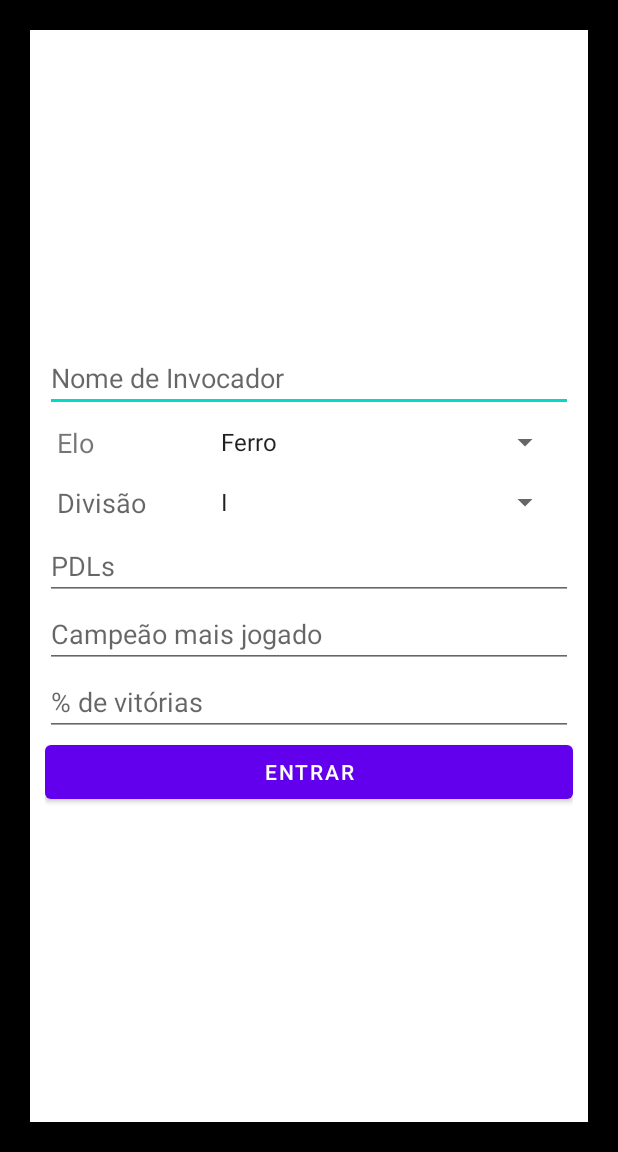
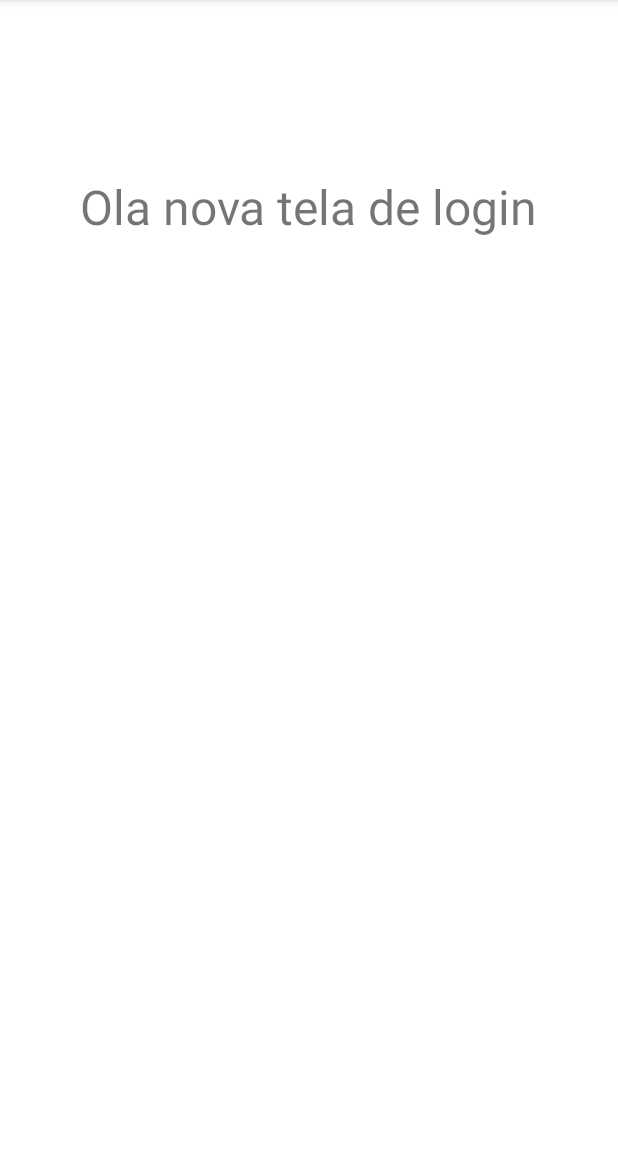
Before and after one commit to macedoraf/estudos-meu-elo, an Android app: the screen it shows after launch (MainActivity before the commit, LoginActivity after it), on a phone screen of 412 x 824 dp, the part 84-1236 px from its top. Run offline under Robolectric (Android 15) with nearby library versions, the phone set to English and light mode, and no system bars.

Commit message:
Reconstruindo o app todo

```diff
--- a/app/build.gradle
+++ b/app/build.gradle
@@ -37,6 +37,10 @@ dependencies {
     implementation 'androidx.appcompat:appcompat:1.4.1'
     implementation 'com.google.android.material:material:1.5.0'
     implementation 'androidx.constraintlayout:constraintlayout:2.1.3'
+    implementation(platform("com.squareup.okhttp3:okhttp-bom:4.9.3"))
+    // define any required OkHttp artifacts without version
+    implementation("com.squareup.okhttp3:okhttp")
+    implementation("com.squareup.okhttp3:logging-interceptor")
     testImplementation 'junit:junit:4.13.2'
     androidTestImplementation 'androidx.test.ext:junit:1.1.3'
     androidTestImplementation 'androidx.test.espresso:espresso-core:3.4.0'
--- /dev/null
+++ b/app/src/main/java/br/com/estudos/lolzinho/model/data/RequestModel.kt
@@ -0,0 +1,4 @@
+package br.com.estudos.lolzinho.model.data
+
+open class RequestModel(val path: String, val method: String, val body: String?) {
+}
--- /dev/null
+++ b/app/src/main/java/br/com/estudos/lolzinho/model/data/RequestRankedInfo.kt
@@ -0,0 +1,5 @@
+package br.com.estudos.lolzinho.model.data
+
+class RequestRankedInfo(summonerId: String) :
+    RequestModel("lol/league/v4/entries/by-summoner/$summonerId", "GET", null) {
+}
--- /dev/null
+++ b/app/src/main/java/br/com/estudos/lolzinho/model/data/RequestSummonerInfo.kt
@@ -0,0 +1,5 @@
+package br.com.estudos.lolzinho.model.data
+
+class RequestSummonerInfo(summonerName: String) :
+    RequestModel("lol/summoner/v4/summoners/by-name/$summonerName", "GET", null) {
+}
--- a/app/src/main/java/br/com/estudos/lolzinho/entidades/Elo.kt
+++ b/app/src/main/java/br/com/estudos/lolzinho/model/entidades/Elo.kt
@@ -1,4 +1,4 @@
-package br.com.estudos.lolzinho.entidades
+package br.com.estudos.lolzinho.model.entidades
 
 import java.io.Serializable
 
--- a/app/src/main/java/br/com/estudos/lolzinho/entidades/Invocador.kt
+++ b/app/src/main/java/br/com/estudos/lolzinho/model/entidades/Invocador.kt
@@ -1,4 +1,4 @@
-package br.com.estudos.lolzinho.entidades
+package br.com.estudos.lolzinho.model.entidades
 
 import java.io.Serializable
 
--- /dev/null
+++ b/app/src/main/java/br/com/estudos/lolzinho/view/LoginActivity.kt
@@ -0,0 +1,13 @@
+package br.com.estudos.lolzinho.view
+
+import android.os.Bundle
+import androidx.appcompat.app.AppCompatActivity
+import br.com.estudos.lolzinho.R
+
+class LoginActivity : AppCompatActivity() {
+
+    override fun onCreate(savedInstanceState: Bundle?) {
+        super.onCreate(savedInstanceState)
+        setContentView(R.layout.acitivity_login)
+    }
+}
--- a/app/src/main/java/br/com/estudos/lolzinho/PerfilActivity.kt
+++ b/app/src/main/java/br/com/estudos/lolzinho/view/PerfilActivity.kt
@@ -1,10 +1,11 @@
-package br.com.estudos.lolzinho
+package br.com.estudos.lolzinho.view
 
 import android.os.Bundle
 import android.widget.ImageView
 import android.widget.TextView
 import androidx.appcompat.app.AppCompatActivity
-import br.com.estudos.lolzinho.entidades.Invocador
+import br.com.estudos.lolzinho.*
+import br.com.estudos.lolzinho.model.entidades.Invocador
 
 class PerfilActivity : AppCompatActivity() {
     lateinit var invocador: TextView
--- /dev/null
+++ b/app/src/main/res/layout/acitivity_login.xml
@@ -0,0 +1,19 @@
+<?xml version="1.0" encoding="utf-8"?>
+<androidx.constraintlayout.widget.ConstraintLayout xmlns:android="http://schemas.android.com/apk/res/android"
+    xmlns:app="http://schemas.android.com/apk/res-auto"
+    xmlns:tools="http://schemas.android.com/tools"
+    android:layout_width="match_parent"
+    android:layout_height="match_parent">
+
+    <TextView
+        android:id="@+id/tv_titulo"
+        android:layout_width="wrap_content"
+        android:layout_height="wrap_content"
+        android:text="Ola nova tela de login"
+        android:textSize="32sp"
+        app:layout_constraintBottom_toBottomOf="parent"
+        app:layout_constraintEnd_toEndOf="parent"
+        app:layout_constraintStart_toStartOf="parent"
+        app:layout_constraintTop_toTopOf="parent"
+        app:layout_constraintVertical_bias="0.16000003" />
+</androidx.constraintlayout.widget.ConstraintLayout>
--- a/app/src/main/res/layout/activity_main.xml
+++ b/app/src/main/res/layout/activity_main.xml
@@ -7,7 +7,7 @@
     android:background="@color/black"
     android:orientation="vertical"
     android:padding="20dp"
-    tools:context=".MainActivity">
+    tools:context=".view.MainActivity">
 
     <LinearLayout
         android:layout_width="match_parent"
--- a/settings.gradle
+++ b/settings.gradle
@@ -12,5 +12,5 @@ dependencyResolutionManagement {
         mavenCentral()
     }
 }
-rootProject.name = "My Application"
+rootProject.name = "MeuElo"
 include ':app'
```
Also changed, not shown: app/src/main/AndroidManifest.xml (+7 -3 lines), app/src/main/java/br/com/estudos/lolzinho/model/data/Connector.kt (added, +35 -0 lines), app/src/main/java/br/com/estudos/lolzinho/view/MainActivity.kt (renamed from app/src/main/java/br/com/estudos/lolzinho/MainActivity.kt, +4 -3 lines).
